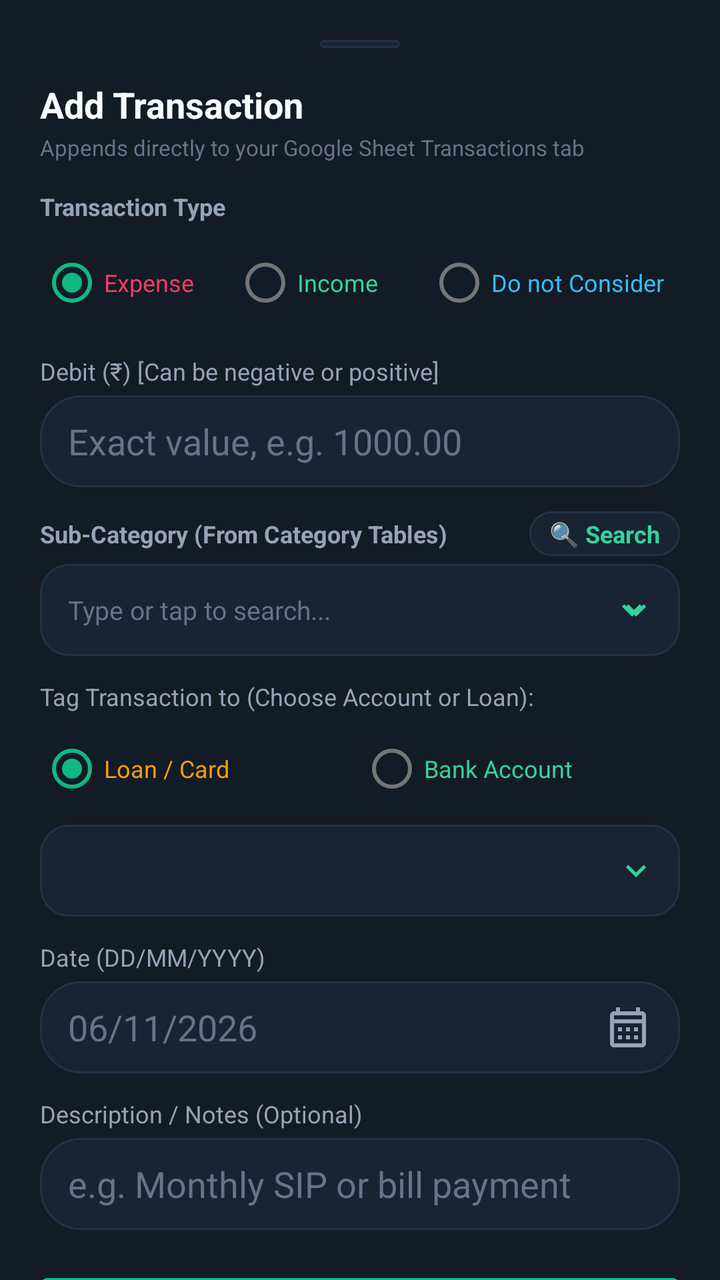
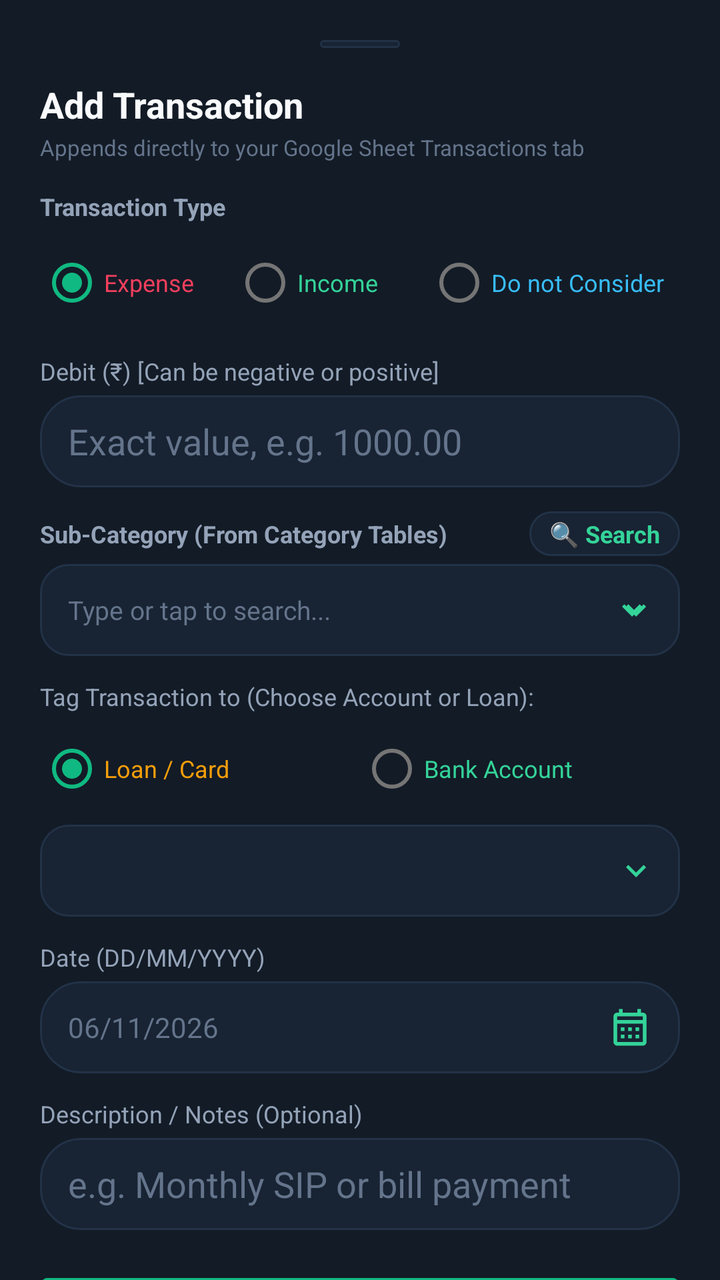

Before-and-after screenshots of an Android layout around one commit, followed by the original layout XML and the change that was made.
<!-- AndroidManifest.xml: application theme AppTheme -->
<!-- res/layout/dialog_add_transaction.xml -->
<?xml version="1.0" encoding="utf-8"?>
<androidx.core.widget.NestedScrollView
    xmlns:android="http://schemas.android.com/apk/res/android"
    android:id="@+id/scrollAddTransaction"
    android:layout_width="match_parent"
    android:layout_height="wrap_content"
    android:background="@color/bg_card"
    android:fillViewport="true">

    <LinearLayout
        android:id="@+id/layoutAddTxRoot"
        android:layout_width="match_parent"
        android:layout_height="wrap_content"
        android:orientation="vertical"
        android:padding="20dp"
        android:focusable="true"
        android:focusableInTouchMode="true">

        
        <View
            android:layout_width="40dp"
            android:layout_height="4dp"
            android:layout_gravity="center_horizontal"
            android:background="@drawable/bg_pill_dark"
            android:layout_marginBottom="16dp" />

        <TextView
            android:layout_width="wrap_content"
            android:layout_height="wrap_content"
            android:text="Add Transaction"
            android:textColor="@color/text_primary"
            android:textSize="18sp"
            android:textStyle="bold" />

        <TextView
            android:layout_width="wrap_content"
            android:layout_height="wrap_content"
            android:layout_marginTop="2dp"
            android:text="Appends directly to your Google Sheet Transactions tab"
            android:textColor="@color/text_muted"
            android:textSize="11sp" />

        
        <TextView
            android:layout_width="wrap_content"
            android:layout_height="wrap_content"
            android:layout_marginTop="14dp"
            android:text="Transaction Type"
            android:textColor="@color/text_secondary"
            android:textSize="12sp"
            android:textStyle="bold" />

        <RadioGroup
            android:id="@+id/rgType"
            android:layout_width="match_parent"
            android:layout_height="wrap_content"
            android:layout_marginTop="6dp"
            android:orientation="horizontal">

            <RadioButton
                android:id="@+id/rbExpense"
                android:layout_width="0dp"
                android:layout_weight="1"
                android:layout_height="wrap_content"
                android:text="Expense"
                android:checked="true"
                android:textColor="@color/red_rose"
                android:textSize="12sp" />

            <RadioButton
                android:id="@+id/rbIncome"
                android:layout_width="0dp"
                android:layout_weight="1"
                android:layout_height="wrap_content"
                android:text="Income"
                android:textColor="@color/green_mint"
                android:textSize="12sp" />

            <RadioButton
                android:id="@+id/rbDoNotConsider"
                android:layout_width="0dp"
                android:layout_weight="1.3"
                android:layout_height="wrap_content"
                android:text="Do not Consider"
                android:textColor="@color/blue_sky"
                android:textSize="12sp" />
        </RadioGroup>

        
        <LinearLayout
            android:id="@+id/layoutDebitField"
            android:layout_width="match_parent"
            android:layout_height="wrap_content"
            android:layout_marginTop="12dp"
            android:orientation="vertical">

            <TextView
                android:id="@+id/tvDebitLabel"
                android:layout_width="wrap_content"
                android:layout_height="wrap_content"
                android:text="Debit (₹) [Can be negative or positive]"
                android:textColor="@color/text_secondary"
                android:textSize="12sp" />

            <EditText
                android:id="@+id/etDebit"
                android:layout_width="match_parent"
                android:layout_height="46dp"
                android:layout_marginTop="4dp"
                android:background="@drawable/bg_pill_dark"
                android:hint="Exact value, e.g. 1000.00"
                android:textColorHint="@color/text_muted"
                android:textColor="@color/text_primary"
                android:inputType="numberDecimal|numberSigned"
                android:paddingStart="14dp"
                android:paddingEnd="14dp" />
        </LinearLayout>

        
        <LinearLayout
            android:id="@+id/layoutCreditField"
            android:layout_width="match_parent"
            android:layout_height="wrap_content"
            android:layout_marginTop="12dp"
            android:orientation="vertical"
            android:visibility="gone">

            <TextView
                android:id="@+id/tvCreditLabel"
                android:layout_width="wrap_content"
                android:layout_height="wrap_content"
                android:text="Credit (₹) [Goes into 'Credit']"
                android:textColor="@color/text_secondary"
                android:textSize="12sp" />

            <EditText
                android:id="@+id/etCredit"
                android:layout_width="match_parent"
                android:layout_height="46dp"
                android:layout_marginTop="4dp"
                android:background="@drawable/bg_pill_dark"
                android:hint="Exact value, e.g. 500.00"
                android:textColorHint="@color/text_muted"
                android:textColor="@color/text_primary"
                android:inputType="numberDecimal|numberSigned"
                android:paddingStart="14dp"
                android:paddingEnd="14dp" />
        </LinearLayout>

        
        <LinearLayout
            android:layout_width="match_parent"
            android:layout_height="wrap_content"
            android:layout_marginTop="12dp"
            android:orientation="horizontal"
            android:gravity="center_vertical">

            <TextView
                android:layout_width="0dp"
                android:layout_weight="1"
                android:layout_height="wrap_content"
                android:text="Sub-Category (From Category Tables)"
                android:textColor="@color/text_secondary"
                android:textSize="12sp"
                android:textStyle="bold" />

            <TextView
                android:id="@+id/btnSearchSubCategory"
                android:layout_width="wrap_content"
                android:layout_height="wrap_content"
                android:text="🔍 Search"
                android:textColor="@color/green_mint"
                android:textSize="12sp"
                android:textStyle="bold"
                android:background="@drawable/bg_pill_dark"
                android:paddingStart="10dp"
                android:paddingEnd="10dp"
                android:paddingTop="3dp"
                android:paddingBottom="3dp"
                android:clickable="true"
                android:focusable="true" />
        </LinearLayout>

        <RelativeLayout
            android:layout_width="match_parent"
            android:layout_height="wrap_content"
            android:layout_marginTop="4dp">

            <AutoCompleteTextView
                android:id="@+id/actvSubCategory"
                android:layout_width="match_parent"
                android:layout_height="46dp"
                android:background="@drawable/bg_spinner_dark"
                android:hint="Type or tap to search..."
                android:textColorHint="@color/text_muted"
                android:textColor="@color/text_primary"
                android:textSize="13sp"
                android:paddingStart="14dp"
                android:paddingEnd="42dp"
                android:completionThreshold="1"
                android:dropDownVerticalOffset="4dp"
                android:popupBackground="@color/bg_card_secondary" />

            <ImageView
                android:id="@+id/btnSubCategoryDropdown"
                android:layout_width="36dp"
                android:layout_height="36dp"
                android:layout_alignParentEnd="true"
                android:layout_centerVertical="true"
                android:layout_marginEnd="6dp"
                android:padding="8dp"
                android:src="@drawable/ic_chevron_down"
                android:background="?attr/selectableItemBackgroundBorderless" />
        </RelativeLayout>

        
        <TextView
            android:layout_width="wrap_content"
            android:layout_height="wrap_content"
            android:layout_marginTop="12dp"
            android:text="Tag Transaction to (Choose Account or Loan):"
            android:textColor="@color/text_secondary"
            android:textSize="12sp" />

        <RadioGroup
            android:id="@+id/rgTagType"
            android:layout_width="match_parent"
            android:layout_height="wrap_content"
            android:layout_marginTop="4dp"
            android:orientation="horizontal">

            <RadioButton
                android:id="@+id/rbTagLoan"
                android:layout_width="0dp"
                android:layout_weight="1"
                android:layout_height="wrap_content"
                android:text="Loan / Card"
                android:checked="true"
                android:textColor="@color/amber_gold"
                android:textSize="12sp" />

            <RadioButton
                android:id="@+id/rbTagAccount"
                android:layout_width="0dp"
                android:layout_weight="1"
                android:layout_height="wrap_content"
                android:text="Bank Account"
                android:textColor="@color/green_mint"
                android:textSize="12sp" />
        </RadioGroup>

        <Spinner
            android:id="@+id/spSourceSelector"
            android:layout_width="match_parent"
            android:layout_height="46dp"
            android:layout_marginTop="4dp"
            android:background="@drawable/bg_spinner_dark"
            android:popupBackground="@color/bg_card_secondary"
            android:dropDownVerticalOffset="4dp" />

        
        <TextView
            android:layout_width="wrap_content"
            android:layout_height="wrap_content"
            android:layout_marginTop="12dp"
            android:text="Date (DD/MM/YYYY)"
            android:textColor="@color/text_secondary"
            android:textSize="12sp" />

        <EditText
            android:id="@+id/etDate"
            android:layout_width="match_parent"
            android:layout_height="46dp"
            android:layout_marginTop="4dp"
            android:background="@drawable/bg_pill_dark"
            android:hint="06/11/2026"
            android:textColorHint="@color/text_muted"
            android:textColor="@color/text_primary"
            android:focusable="false"
            android:clickable="true"
            android:cursorVisible="false"
            android:drawableEnd="@drawable/ic_calendar"
            android:drawablePadding="8dp"
            android:paddingStart="14dp"
            android:paddingEnd="14dp" />

        
        <TextView
            android:layout_width="wrap_content"
            android:layout_height="wrap_content"
            android:layout_marginTop="12dp"
            android:text="Description / Notes (Optional)"
            android:textColor="@color/text_secondary"
            android:textSize="12sp" />

        <EditText
            android:id="@+id/etDescription"
            android:layout_width="match_parent"
            android:layout_height="46dp"
            android:layout_marginTop="4dp"
            android:background="@drawable/bg_pill_dark"
            android:hint="e.g. Monthly SIP or bill payment"
            android:textColorHint="@color/text_muted"
            android:textColor="@color/text_primary"
            android:inputType="text"
            android:paddingStart="14dp"
            android:paddingEnd="14dp" />

        
        <Button
            android:id="@+id/btnSubmitTransaction"
            android:layout_width="match_parent"
            android:layout_height="50dp"
            android:layout_marginTop="18dp"
            android:backgroundTint="@color/green_emerald"
            android:text="Add to Google Sheet"
            android:textColor="#0B0F19"
            android:textStyle="bold" />

    </LinearLayout>
</androidx.core.widget.NestedScrollView>
<!-- resources referenced by this layout -->
<resources>
  <color name="amber_gold">#F59E0B</color>
  <color name="bg_card">#131B26</color>
  <color name="bg_card_secondary">#182333</color>
  <color name="blue_sky">#38BDF8</color>
  <color name="green_emerald">#10B981</color>
  <color name="green_mint">#34D399</color>
  <color name="red_rose">#F43F5E</color>
  <color name="text_muted">#64748B</color>
  <color name="text_primary">#F8FAFC</color>
  <color name="text_secondary">#94A3B8</color>
  <!-- drawable bg_pill_dark (drawable) -->
  <?xml version="1.0" encoding="utf-8"?>
  <shape xmlns:android="http://schemas.android.com/apk/res/android"
      android:shape="rectangle">
      <solid android:color="@color/bg_card_secondary" />
      <corners android:radius="20dp" />
      <stroke
          android:width="1dp"
          android:color="@color/border_dark" />
  </shape>
  <!-- drawable bg_spinner_dark (drawable) -->
  <?xml version="1.0" encoding="utf-8"?>
  <layer-list xmlns:android="http://schemas.android.com/apk/res/android">
      <item>
          <shape android:shape="rectangle">
              <solid android:color="@color/bg_card_secondary" />
              <corners android:radius="14dp" />
              <stroke
                  android:width="1dp"
                  android:color="@color/border_dark" />
          </shape>
      </item>
      <item
          android:drawable="@drawable/ic_chevron_down"
          android:gravity="end|center_vertical"
          android:right="12dp" />
  </layer-list>
  <!-- drawable ic_calendar (drawable) -->
  <vector xmlns:android="http://schemas.android.com/apk/res/android"
      android:width="24dp"
      android:height="24dp"
      android:viewportWidth="24"
      android:viewportHeight="24">
    <path
        android:fillColor="#94A3B8"
        android:pathData="M19,4h-1V2h-2v2H8V2H6v2H5C3.89,4 3.01,4.9 3.01,6L3,20c0,1.1 0.89,2 2,2h14c1.1,0 2,-0.9 2,-2V6C21,4.9 20.1,4 19,4zM19,20H5V10h14V20zM19,8H5V6h14V8zM9,14H7v-2h2V14zM13,14h-2v-2h2V14zM17,14h-2v-2h2V14zM9,18H7v-2h2V18zM13,18h-2v-2h2V18zM17,18h-2v-2h2V18z"/>
  </vector>
  <!-- drawable ic_chevron_down (drawable) -->
  <?xml version="1.0" encoding="utf-8"?>
  <vector xmlns:android="http://schemas.android.com/apk/res/android"
      android:width="20dp"
      android:height="20dp"
      android:viewportWidth="24"
      android:viewportHeight="24">
      <path
          android:fillColor="@color/green_mint"
          android:pathData="M7.41,8.59L12,13.17l4.59,-4.58L18,10l-6,6 -6,-6 1.41,-1.41z"/>
  </vector>
  <style name="AppTheme" parent="Theme.MaterialComponents.DayNight.NoActionBar">
          <item name="colorPrimary">@color/colorPrimary</item>
          <item name="colorPrimaryDark">@color/colorPrimaryDark</item>
          <item name="colorAccent">@color/colorAccent</item>
          <item name="android:windowBackground">@color/bg_dark</item>
          <item name="android:statusBarColor">@color/bg_dark</item>
          <item name="android:navigationBarColor">@color/nav_bottom_bg</item>
          <item name="android:textColorPrimary">@color/text_primary</item>
          <item name="android:textColorSecondary">@color/text_secondary</item>
      </style>
  <color name="border_dark">#223247</color>
  <color name="colorPrimary">#10B981</color>
  <color name="colorPrimaryDark">#0B0F19</color>
  <color name="colorAccent">#10B981</color>
  <color name="bg_dark">#0B0F19</color>
  <color name="nav_bottom_bg">#0E1420</color>
</resources>

<!-- the commit's change to res/layout/dialog_add_transaction.xml (unified diff, before → after) -->
@@ -281,6 +281,9 @@
             android:cursorVisible="false"
             android:drawableEnd="@drawable/ic_calendar"
             android:drawablePadding="8dp"
+            android:drawableTint="@color/green_mint"
+            android:textSize="14sp"
+            android:gravity="center_vertical"
             android:paddingStart="14dp"
             android:paddingEnd="14dp" />
 
<!-- resource entries referenced after the edit -->
@@ -39,12 +39,12 @@
   </layer-list>
   <!-- drawable ic_calendar (drawable) -->
   <vector xmlns:android="http://schemas.android.com/apk/res/android"
-      android:width="24dp"
-      android:height="24dp"
+      android:width="22dp"
+      android:height="22dp"
       android:viewportWidth="24"
       android:viewportHeight="24">
     <path
-        android:fillColor="#94A3B8"
+        android:fillColor="#34D399"
         android:pathData="M19,4h-1V2h-2v2H8V2H6v2H5C3.89,4 3.01,4.9 3.01,6L3,20c0,1.1 0.89,2 2,2h14c1.1,0 2,-0.9 2,-2V6C21,4.9 20.1,4 19,4zM19,20H5V10h14V20zM19,8H5V6h14V8zM9,14H7v-2h2V14zM13,14h-2v-2h2V14zM17,14h-2v-2h2V14zM9,18H7v-2h2V18zM13,18h-2v-2h2V18zM17,18h-2v-2h2V18z"/>
   </vector>
   <!-- drawable ic_chevron_down (drawable) -->
